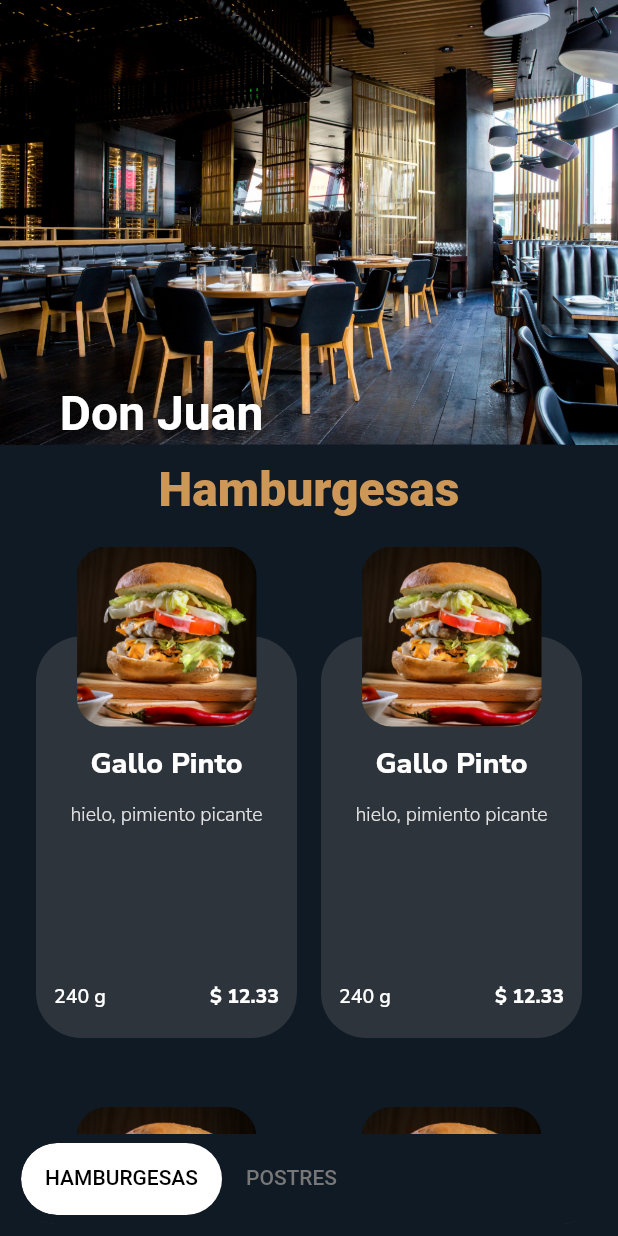
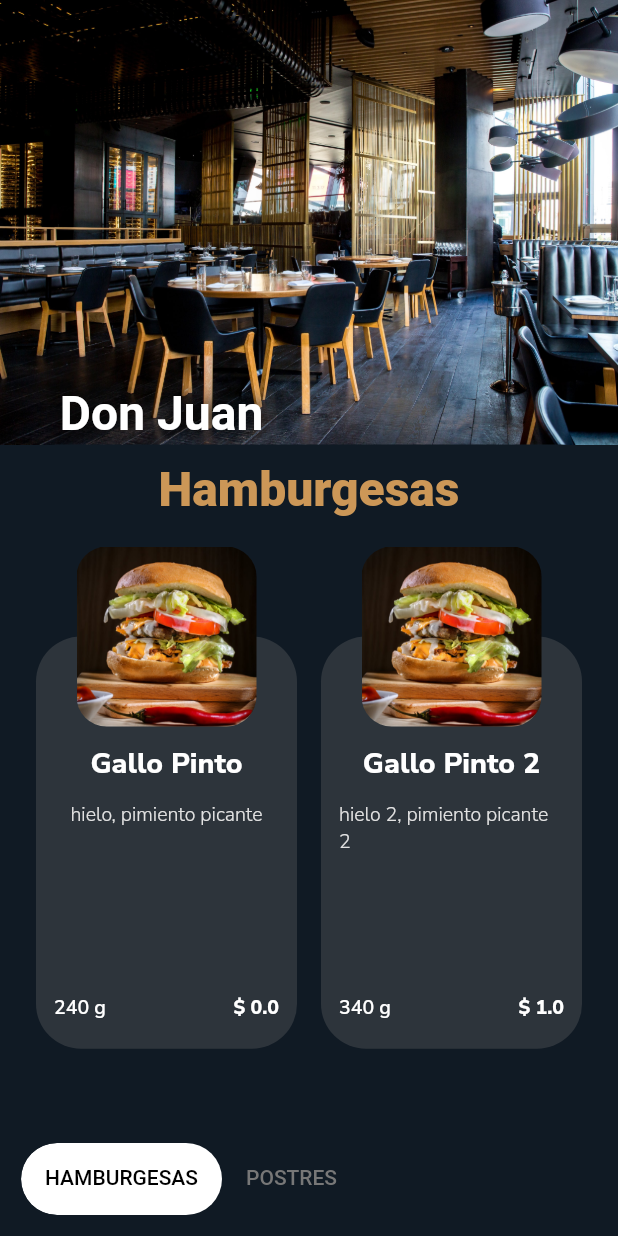
Before and after one commit to tomasbaran/chefmenu2, a Flutter app: the screen it shows after launch, on a phone screen of 412 x 824 dp. Run offline on Flutter 3.47's test engine with Material 2 defaults, Android fonts, the phone set to English and light mode, and no system bars; our stand-ins replace cloud_firestore, firebase_auth, flushbar, google_fonts, universal_io; accounts and stored records are empty.

Commit message:
Create Menu model

```diff
--- /dev/null
+++ b/lib/models/data.dart
@@ -0,0 +1,47 @@
+import 'package:chefmenu2/models/meal.dart';
+import 'package:chefmenu2/models/meal_category.dart';
+import 'menu.dart';
+
+Menu menu = Menu(
+  title: 'Demo',
+  categories: [
+    MealCategory(
+      title: 'Hamburgesas',
+      meals: [
+        Meal(
+          title: 'Gallo Pinto',
+          imageUrl: 'img/0/0.jpeg',
+          ingredients: ['hielo', 'pimiento picante'],
+          price: 12.33,
+          portion: '240 g',
+        ),
+        Meal(
+          title: 'Gallo Pinto 2 ',
+          imageUrl: 'img/0/0.jpeg',
+          ingredients: ['hielo 2', 'pimiento picante 2'],
+          price: 1.39,
+          portion: '340 g',
+        ),
+      ],
+    ),
+    MealCategory(
+      title: 'Postres',
+      meals: [
+        Meal(
+          title: 'Tiramisu',
+          imageUrl: 'img/0/0.jpeg',
+          ingredients: ['hielo', 'pimiento picante'],
+          price: 12.33,
+          portion: '240 g',
+        ),
+        Meal(
+          title: 'Flan',
+          imageUrl: 'img/0/0.jpeg',
+          ingredients: ['hielo 2', 'pimiento picante 2'],
+          price: 1.39,
+          portion: '340 g',
+        ),
+      ],
+    ),
+  ],
+);
--- /dev/null
+++ b/lib/models/meal_category.dart
@@ -0,0 +1,8 @@
+import 'meal.dart';
+
+class MealCategory {
+  String title;
+  List<Meal> meals;
+
+  MealCategory({this.meals, this.title});
+}
--- /dev/null
+++ b/lib/models/menu.dart
@@ -0,0 +1,7 @@
+import 'meal_category.dart';
+
+class Menu {
+  String title;
+  List<MealCategory> categories;
+  Menu({this.title, this.categories});
+}
--- a/lib/widgets/big_box_container.dart
+++ b/lib/widgets/big_box_container.dart
@@ -5,37 +5,27 @@ import 'package:provider/provider.dart';
 import 'package:chefmenu2/change_notifiers/my_scroll_position.dart';
 import 'package:flutter/rendering.dart';
 import 'meal_card.dart';
-import 'package:chefmenu2/models/meal.dart';
+import 'package:chefmenu2/models/data.dart';
 
 class BigBoxContainer extends StatelessWidget {
   BigBoxContainer({this.categoryTitle, this.tabController, this.scrollController});
   final TabController tabController;
   final String categoryTitle;
   final ScrollController scrollController;
-  List ingredientsList = ['hielo', 'pimiento picante'];
-  List<Meal> meals = [
-    Meal(
-      title: 'Gallo Pinto',
-      imageUrl: 'img/0/0.jpeg',
-      ingredients: ['hielo', 'pimiento picante'],
-      price: 12.33,
-      portion: '240 g',
-    ),
-  ];
 
   int numberOfColumns(dynamic context) => ((MediaQuery.of(context).size.width - (2 * kBigBoxPadding)) / kMaxCrossAxisExtent).floor();
 
-  List<MealCard> _buildGridTileList(dynamic context, int count) => List.generate(
-      count,
+  List<MealCard> _buildGridTileList({dynamic context, int mealIndex, int categoryIndex}) => List.generate(
+      mealIndex,
       (i) => MealCard(
             i: i,
             numberOfColumns: numberOfColumns(context),
-            title: meals[0].title,
-            portion: meals[0].portion,
-            price: meals[0].price,
-            imageUrl: meals[0].imageUrl,
+            title: menu.categories[categoryIndex].meals[i].title,
+            portion: menu.categories[categoryIndex].meals[i].portion,
+            price: i.toDouble(),
+            imageUrl: menu.categories[categoryIndex].meals[i].imageUrl,
             //currency: meals[0].currency,
-            ingredients: meals[0].ingredients,
+            ingredients: menu.categories[categoryIndex].meals[i].ingredients,
           ));
 
   double bigBoxContainerBottomPadding(BuildContext context) {
@@ -99,13 +89,21 @@ class BigBoxContainer extends StatelessWidget {
             children: [
               GridView.extent(
                 maxCrossAxisExtent: kMaxCrossAxisExtent,
-                childAspectRatio: 0.53,
-                children: _buildGridTileList(context, 9),
+                childAspectRatio: 0.52,
+                children: _buildGridTileList(
+                  context: context,
+                  categoryIndex: 0,
+                  mealIndex: menu.categories[0].meals.length,
+                ),
               ),
               GridView.extent(
                 maxCrossAxisExtent: kMaxCrossAxisExtent,
-                childAspectRatio: 0.54,
-                children: _buildGridTileList(context, 6),
+                childAspectRatio: 0.53,
+                children: _buildGridTileList(
+                  context: context,
+                  categoryIndex: 1,
+                  mealIndex: menu.categories[1].meals.length,
+                ),
               ),
             ],
           ),
```
